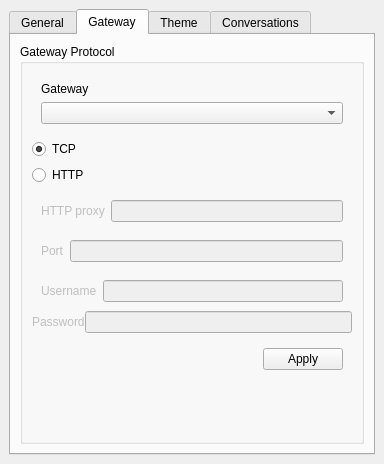
Old version of the form src/gui/dock_widgets/options.ui in the repository marcbowes/mxitc.
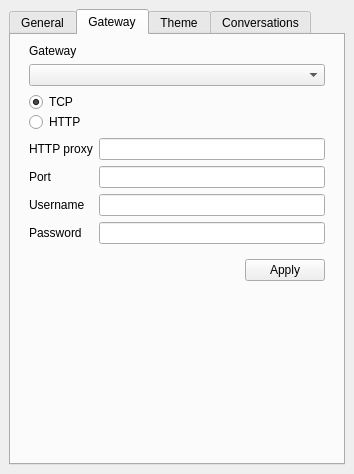
New version of the form. The open tabs and pages were chosen to show the change.

Patch:
```diff
--- a/src/gui/dock_widgets/options.ui
+++ b/src/gui/dock_widgets/options.ui
@@ -6,8 +6,8 @@
    <rect>
     <x>0</x>
     <y>0</y>
-    <width>384</width>
-    <height>464</height>
+    <width>354</width>
+    <height>474</height>
    </rect>
   </property>
   <property name="windowTitle">
@@ -63,14 +63,20 @@
        </attribute>
        <layout class="QVBoxLayout" name="verticalLayout">
         <item>
-         <widget class="QGroupBox" name="groupBox">
-          <property name="title">
-           <string>Gateway Protocol</string>
-          </property>
-          <layout class="QVBoxLayout" name="verticalLayout_2">
+         <widget class="QWidget" name="gatewayWidget" native="true">
+          <layout class="QVBoxLayout" name="verticalLayout_7">
+           <property name="margin">
+            <number>0</number>
+           </property>
            <item>
             <widget class="QWidget" name="widget_2" native="true">
              <layout class="QVBoxLayout" name="verticalLayout_6">
+              <property name="topMargin">
+               <number>0</number>
+              </property>
+              <property name="bottomMargin">
+               <number>0</number>
+              </property>
               <item>
                <widget class="QLabel" name="label_2">
                 <property name="text">
@@ -85,6 +91,18 @@
             </widget>
            </item>
            <item>
+            <widget class="QWidget" name="widget_8" native="true">
+             <layout class="QVBoxLayout" name="verticalLayout_2">
+              <property name="spacing">
+               <number>0</number>
+              </property>
+              <property name="topMargin">
+               <number>0</number>
+              </property>
+              <property name="bottomMargin">
+               <number>0</number>
+              </property>
+              <item>
             <widget class="QRadioButton" name="tcpRadioButton">
              <property name="text">
               <string>TCP</string>
@@ -101,81 +119,59 @@
              </property>
             </widget>
            </item>
+             </layout>
+            </widget>
+           </item>
            <item>
             <widget class="QWidget" name="httpWidget" native="true">
-             <property name="enabled">
-              <bool>false</bool>
-             </property>
-             <layout class="QVBoxLayout" name="verticalLayout_3">
-              <property name="spacing">
+             <layout class="QGridLayout" name="gridLayout">
+              <property name="topMargin">
                <number>0</number>
               </property>
-              <property name="margin">
+              <property name="bottomMargin">
                <number>0</number>
               </property>
-              <item>
-               <widget class="QWidget" name="httpProxyWidget" native="true">
-                <layout class="QHBoxLayout" name="horizontalLayout_2">
-                 <item>
+              <item row="0" column="0">
                   <widget class="QLabel" name="httpProxyLabel">
                    <property name="text">
                     <string>HTTP proxy</string>
                    </property>
                   </widget>
                  </item>
-                 <item>
+              <item row="0" column="1">
                   <widget class="QLineEdit" name="httpProxyLineEdit"/>
                  </item>
-                </layout>
-               </widget>
-              </item>
-              <item>
-               <widget class="QWidget" name="portWidget" native="true">
-                <layout class="QHBoxLayout" name="horizontalLayout_3">
-                 <item>
+              <item row="1" column="0">
                   <widget class="QLabel" name="label">
                    <property name="text">
                     <string>Port</string>
                    </property>
                   </widget>
                  </item>
-                 <item>
+              <item row="1" column="1">
                   <widget class="QLineEdit" name="portLineEdit"/>
                  </item>
-                </layout>
-               </widget>
-              </item>
-              <item>
-               <widget class="QWidget" name="usernameWidget" native="true">
-                <layout class="QHBoxLayout" name="horizontalLayout_10">
-                 <item>
+              <item row="2" column="0">
                   <widget class="QLabel" name="usernameLabel">
                    <property name="text">
                     <string>Username</string>
                    </property>
                   </widget>
                  </item>
-                 <item>
+              <item row="2" column="1">
                   <widget class="QLineEdit" name="usernameLineEdit"/>
                  </item>
-                </layout>
-               </widget>
-              </item>
-              <item>
-               <layout class="QHBoxLayout" name="passwordWidget">
-                <item>
+              <item row="3" column="0">
                  <widget class="QLabel" name="passwordLabel">
                   <property name="text">
                    <string>Password</string>
                   </property>
                  </widget>
                 </item>
-                <item>
+              <item row="3" column="1">
                  <widget class="QLineEdit" name="passwordLineEdit"/>
                 </item>
                </layout>
-              </item>
-             </layout>
             </widget>
            </item>
            <item>
@@ -228,6 +224,12 @@
        </attribute>
        <layout class="QVBoxLayout" name="verticalLayout_5">
         <item>
+         <widget class="QWidget" name="themeWidget" native="true">
+          <layout class="QVBoxLayout" name="verticalLayout_3">
+           <property name="margin">
+            <number>0</number>
+           </property>
+           <item>
          <widget class="QLabel" name="themeDirLabel">
           <property name="text">
            <string>Themes Directory</string>
@@ -251,8 +253,20 @@
          </widget>
         </item>
         <item>
+            <widget class="QWidget" name="widget_7" native="true">
+             <layout class="QHBoxLayout" name="horizontalLayout_2">
+              <property name="topMargin">
+               <number>0</number>
+              </property>
+              <property name="bottomMargin">
+               <number>0</number>
+              </property>
+              <item>
          <widget class="QComboBox" name="themeComboBox"/>
         </item>
+             </layout>
+            </widget>
+           </item>
         <item>
          <widget class="QWidget" name="widget" native="true">
           <layout class="QHBoxLayout" name="horizontalLayout_5">
@@ -294,7 +308,10 @@
         </item>
        </layout>
       </widget>
-      <widget class="QWidget" name="tab">
+        </item>
+       </layout>
+      </widget>
+      <widget class="QWidget" name="conversationsTab">
        <attribute name="title">
         <string>Conversations</string>
        </attribute>
```
Left out of the diff: 86 changed lines with no effect on the pictures. Lines whose indentation alone changed are shown as unchanged.
